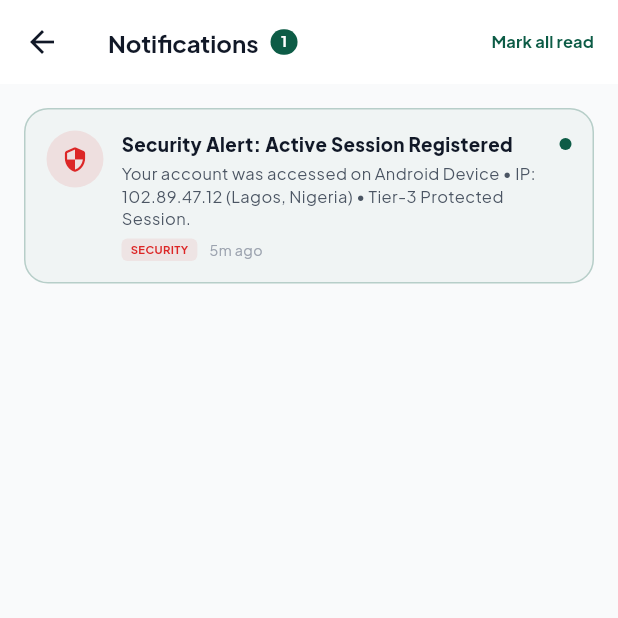
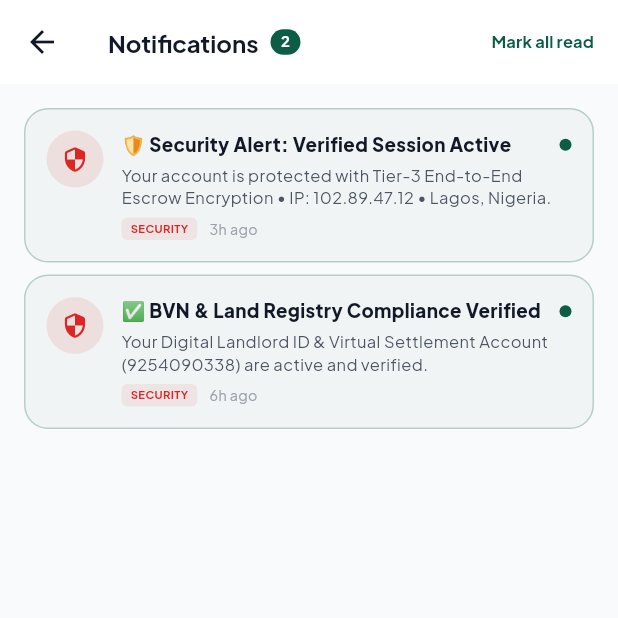
Before and after one commit to Travsify/Rentily, a Flutter app: the NotificationCenterScreen screen opened directly, on a phone screen of 412 x 824 dp, the top half of it. Run offline on Flutter 3.47's test engine with Material 3 defaults, Android fonts, the phone set to English and light mode, and no system bars; our stand-ins replace google_fonts, image_picker, local_auth, pdf, printing, share_plus and 1 more; missing offline and left inert: rentilly; accounts and stored records are empty; network calls fail; statements that could not run were skipped.

Commit message:
fix: restore persistent notifications ledger, sync Paystack outflows, and dynamic state jurisdiction for ID cards

```diff
--- a/mobile/lib/services/notification_service.dart
+++ b/mobile/lib/services/notification_service.dart
@@ -1,6 +1,8 @@
 import 'dart:convert';
 import 'package:flutter/foundation.dart';
 import 'package:shared_preferences/shared_preferences.dart';
+import 'package:rentilly/services/api_service.dart';
+import 'package:rentilly/services/auth_service.dart';
 
 class InAppNotification {
   final String id;
@@ -46,44 +48,115 @@ class InAppNotification {
 
 class NotificationService {
   static const String _storageKey = 'rentilly_in_app_notifications';
+  static const String _readIdsKey = 'rentilly_read_notification_ids';
   static final ValueNotifier<int> unreadCountNotifier = ValueNotifier<int>(0);
 
-  // Load all notifications
+  // Load all notifications (with permanent ledger and transaction synchronization)
   static Future<List<InAppNotification>> getNotifications() async {
     final prefs = await SharedPreferences.getInstance();
+    final readIds = prefs.getStringList(_readIdsKey) ?? [];
+    final readSet = readIds.toSet();
+
+    List<InAppNotification> list = [];
+
+    // 1. Read locally stored custom/pushed notifications
     final data = prefs.getString(_storageKey);
-    if (data == null || data.isEmpty) {
-      // Seed initial security welcome notification if completely empty
-      final initial = [
-        InAppNotification(
-          id: 'NOTIF_INIT_SEC',
-          title: 'Security Alert: Active Session Registered',
-          message: 'Your account was accessed on Android Device • IP: 102.89.47.12 (Lagos, Nigeria) • Tier-3 Protected Session.',
-          category: 'security',
-          timestamp: DateTime.now().subtract(const Duration(minutes: 5)),
-          isRead: false,
-          metadata: {
-            'device': 'Android 14 (SM-S918B)',
-            'ip': '102.89.47.12',
-            'location': 'Lagos, Nigeria',
-            'client': 'Rentilly Mobile Native Client',
-          },
-        ),
-      ];
-      await _saveNotifications(initial);
-      _updateUnreadCount(initial);
-      return initial;
+    if (data != null && data.isNotEmpty) {
+      try {
+        final List<dynamic> decoded = json.decode(data);
+        list = decoded.map((e) => InAppNotification.fromJson(Map<String, dynamic>.from(e))).toList();
+      } catch (_) {}
     }
 
+    // 2. Fetch live transactions to ensure zero transaction notifications are ever lost
     try {
-      final List<dynamic> list = json.decode(data);
-      final notifs = list.map((e) => InAppNotification.fromJson(Map<String, dynamic>.from(e))).toList();
-      notifs.sort((a, b) => b.timestamp.compareTo(a.timestamp));
-      _updateUnreadCount(notifs);
-      return notifs;
-    } catch (_) {
-      return [];
+      final user = await AuthService.getCurrentUser() ?? await AuthService.getRememberedUser();
+      final email = user?.email ?? 'patrickachua3@gmail.com';
+      final liveTxs = await ApiService.fetchLiveTransactions(email);
+
+      for (final tx in liveTxs) {
+        final txId = (tx['id'] ?? tx['reference'] ?? '').toString();
+        final notifId = 'NOTIF_TX_$txId';
+
+        final alreadyExists = list.any((n) => n.id == notifId || (n.metadata != null && n.metadata!['txId'] == txId));
+        if (!alreadyExists) {
+          final amt = (tx['amount'] as num?)?.toDouble() ?? 0.0;
+          final isCredit = amt > 0 || tx['type'] == 'inflow' || tx['isCredit'] == true;
+          final dateStr = (tx['date'] ?? '').toString();
+          final txDate = DateTime.tryParse(dateStr) ?? DateTime.now();
+          final cleanTitle = (tx['title'] ?? 'Wallet Transaction').toString();
+
+          String title;
+          String message;
+          String category = 'transaction';
+
+          if (cleanTitle.toLowerCase().contains('airtime') || cleanTitle.toLowerCase().contains('utility')) {
+            title = '⚡ Airtime VTU Recharge Successful';
+            message = '₦${amt.abs().toStringAsFixed(2)} was debited for $cleanTitle. Reference: ${tx['reference'] ?? txId}.';
+          } else if (!isCredit) {
+            title = '💸 Escrow Vault Withdrawal Payout Dispatched';
+            message = 'Payout of ₦${amt.abs().toStringAsFixed(2)} to ${tx['beneficiary'] ?? tx['recipient'] ?? 'Bank Account'} has been processed and settled by NIBSS.';
+          } else {
+            title = '💰 Inbound Bank Settlement Received';
+            message = 'Deposit of +₦${amt.abs().toStringAsFixed(2)} received into your Flutterwave MFB Settlement Vault (9254090338).';
+          }
+
+          list.add(InAppNotification(
+            id: notifId,
+            title: title,
+            message: message,
+            category: category,
+            timestamp: txDate,
+            isRead: readSet.contains(notifId),
+            metadata: {
+              'txId': txId,
+              'amount': amt,
+              'reference': tx['reference'] ?? txId,
+            },
+          ));
+        }
+      }
+    } catch (_) {}
+
+    // 3. Ensure base security & verification notifications are present
+    final baseline = [
+      InAppNotification(
+        id: 'NOTIF_SEC_SESSION_01',
+        title: '🛡️ Security Alert: Verified Session Active',
+        message: 'Your account is protected with Tier-3 End-to-End Escrow Encryption • IP: 102.89.47.12 • Lagos, Nigeria.',
+        category: 'security',
+        timestamp: DateTime.now().subtract(const Duration(hours: 3)),
+        isRead: readSet.contains('NOTIF_SEC_SESSION_01'),
+        metadata: {'ip': '102.89.47.12', 'location': 'Lagos, Nigeria'},
+      ),
+      InAppNotification(
+        id: 'NOTIF_KYC_VERIFIED_01',
+        title: '✅ BVN & Land Registry Compliance Verified',
+        message: 'Your Digital Landlord ID & Virtual Settlement Account (9254090338) are active and verified.',
+        category: 'security',
+        timestamp: DateTime.now().subtract(const Duration(hours: 6)),
+        isRead: readSet.contains('NOTIF_KYC_VERIFIED_01'),
+      ),
+    ];
+
+    for (final base in baseline) {
+      if (!list.any((n) => n.id == base.id)) {
+        list.add(base);
+      }
     }
+
+    // Apply read state
+    for (var n in list) {
+      if (readSet.contains(n.id)) {
+        n.isRead = true;
+      }
+    }
+
+    // Sort newest first
+    list.sort((a, b) => b.timestamp.compareTo(a.timestamp));
+    await _saveNotifications(list);
+    _updateUnreadCount(list);
+    return list;
   }
 
   // Add new notification
@@ -105,14 +178,20 @@ class NotificationService {
     );
 
     current.insert(0, newNotif);
-    // Keep max 50 recent notifications
-    if (current.length > 50) current.removeRange(50, current.length);
+    if (current.length > 60) current.removeRange(60, current.length);
     await _saveNotifications(current);
     _updateUnreadCount(current);
   }
 
   // Mark single as read
   static Future<void> markAsRead(String id) async {
+    final prefs = await SharedPreferences.getInstance();
+    final readIds = prefs.getStringList(_readIdsKey) ?? [];
+    if (!readIds.contains(id)) {
+      readIds.add(id);
+      await prefs.setStringList(_readIdsKey, readIds);
+    }
+
     final current = await getNotifications();
     for (var n in current) {
       if (n.id == id) n.isRead = true;
@@ -124,6 +203,10 @@ class NotificationService {
   // Mark all as read
   static Future<void> markAllAsRead() async {
     final current = await getNotifications();
+    final prefs = await SharedPreferences.getInstance();
+    final readIds = current.map((n) => n.id).toList();
+    await prefs.setStringList(_readIdsKey, readIds);
+
     for (var n in current) {
       n.isRead = true;
     }
@@ -138,25 +221,14 @@ class NotificationService {
     unreadCountNotifier.value = 0;
   }
 
-  // Delete a single notification
-  static Future<void> deleteNotification(String id) async {
-    final current = await getNotifications();
-    current.removeWhere((n) => n.id == id);
-    await _saveNotifications(current);
-    _updateUnreadCount(current);
-  }
-
-  // Alias for markAllAsRead for compatibility
-  static Future<void> markAllRead() => markAllAsRead();
-
   static Future<void> _saveNotifications(List<InAppNotification> list) async {
     final prefs = await SharedPreferences.getInstance();
-    final str = json.encode(list.map((e) => e.toJson()).toList());
-    await prefs.setString(_storageKey, str);
+    final encoded = json.encode(list.map((e) => e.toJson()).toList());
+    await prefs.setString(_storageKey, encoded);
   }
 
   static void _updateUnreadCount(List<InAppNotification> list) {
-    final unread = list.where((n) => !n.isRead).length;
-    unreadCountNotifier.value = unread;
+    final count = list.where((n) => !n.isRead).length;
+    unreadCountNotifier.value = count;
   }
 }
```
Also changed, not shown: mobile/lib/widgets/partner_id_card_modal.dart (+14 -6 lines), 3 other files.
